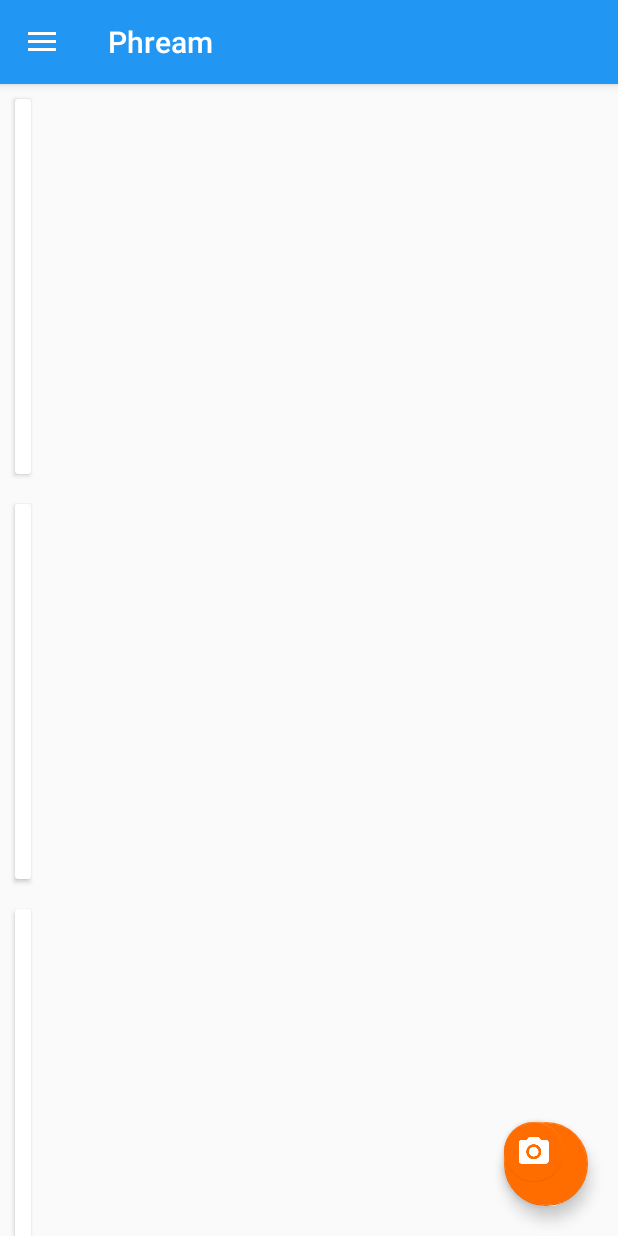
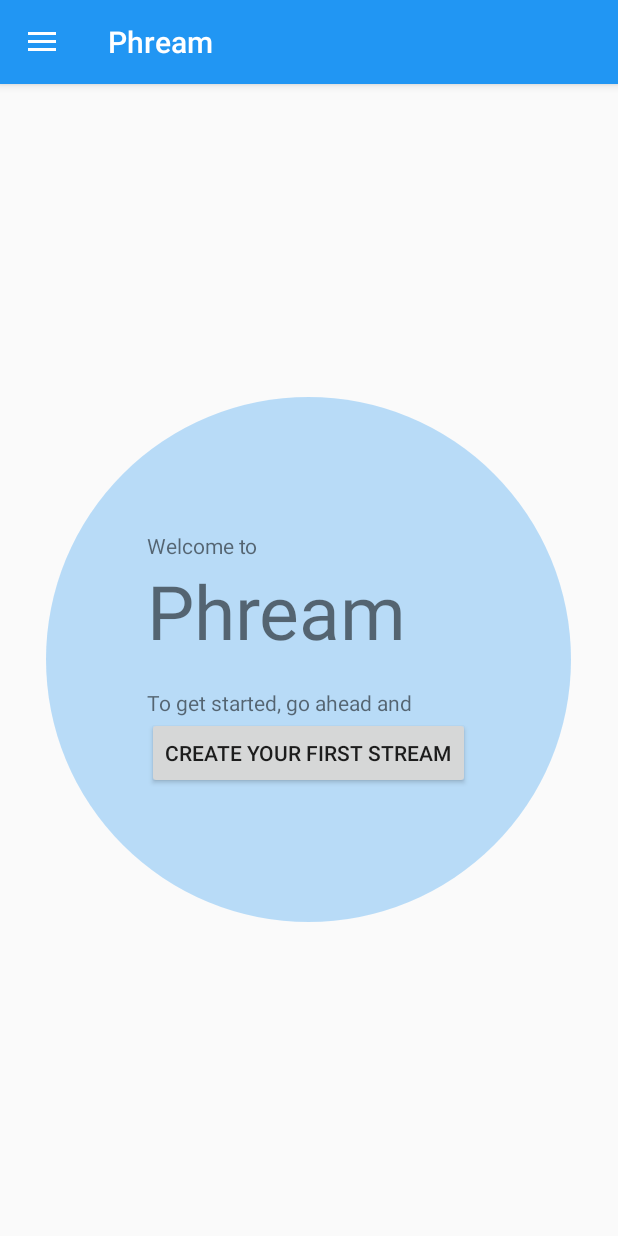
Before and after one commit to tobias93/Phream, an Android app: the screen it shows after launch (MainActivity), on a phone screen of 412 x 824 dp. Run offline under Robolectric (Android 15) with nearby library versions, the phone set to English and light mode, and no system bars; plain views replace FloatingActionMenu.

Commit message:
Added no-stream-view fragment

```diff
--- a/phream/app/src/main/java/com/example/phream/phream/MainActivity.java
+++ b/phream/app/src/main/java/com/example/phream/phream/MainActivity.java
@@ -24,7 +24,7 @@ import com.example.phream.phream.model.Stream;
 import com.example.phream.phream.model.StreamManager;
 import com.example.phream.phream.model.database.DBManager;
 
-public class MainActivity extends AppCompatActivity implements IStreamsCallback, StreamView.OnFragmentInteractionListener {
+public class MainActivity extends AppCompatActivity implements IStreamsCallback, StreamView.OnFragmentInteractionListener, NoStreamView.OnFragmentInteractionListener {
 
     // UI
     private DrawerLayout mDrawerLayout;
--- /dev/null
+++ b/phream/app/src/main/java/com/example/phream/phream/NoStreamView.java
@@ -0,0 +1,66 @@
+package com.example.phream.phream;
+
+import android.content.Context;
+import android.net.Uri;
+import android.os.Bundle;
+import android.support.v4.app.Fragment;
+import android.view.LayoutInflater;
+import android.view.View;
+import android.view.ViewGroup;
+
+
+/**
+ * A simple {@link Fragment} subclass.
+ * Activities that contain this fragment must implement the
+ * {@link NoStreamView.OnFragmentInteractionListener} interface
+ * to handle interaction events.
+ * Use the {@link NoStreamView#newInstance} factory method to
+ * create an instance of this fragment.
+ */
+public class NoStreamView extends Fragment {
+
+    private OnFragmentInteractionListener mListener;
+
+    //---- Lifecycle stuff -------------------------------------------------------------------------
+
+    public NoStreamView() {
+        // Required empty public constructor
+    }
+
+    @Override
+    public View onCreateView(LayoutInflater inflater, ViewGroup container,
+                             Bundle savedInstanceState) {
+        // Inflate the layout for this fragment
+        return inflater.inflate(R.layout.fragment_no_stream_view, container, false);
+    }
+
+    @Override
+    public void onAttach(Context context) {
+        super.onAttach(context);
+        if (context instanceof OnFragmentInteractionListener) {
+            mListener = (OnFragmentInteractionListener) context;
+        } else {
+            throw new RuntimeException(context.toString()
+                    + " must implement OnFragmentInteractionListener");
+        }
+    }
+
+    @Override
+    public void onDetach() {
+        super.onDetach();
+        mListener = null;
+    }
+
+    /**
+     * This interface must be implemented by activities that contain this
+     * fragment to allow an interaction in this fragment to be communicated
+     * to the activity and potentially other fragments contained in that
+     * activity.
+     * <p/>
+     * See the Android Training lesson <a href=
+     * "http://developer.android.com/training/basics/fragments/communicating.html"
+     * >Communicating with Other Fragments</a> for more information.
+     */
+    public interface OnFragmentInteractionListener {
+    }
+}
--- /dev/null
+++ b/phream/app/src/main/res/drawable/blue_bg_circle.xml
@@ -0,0 +1,4 @@
+<?xml version="1.0" encoding="utf-8"?>
+<shape xmlns:android="http://schemas.android.com/apk/res/android" android:shape="oval">
+    <solid android:color="@color/primary"/>
+</shape>
--- a/phream/app/src/main/res/layout/activity_main.xml
+++ b/phream/app/src/main/res/layout/activity_main.xml
@@ -5,7 +5,7 @@
     android:layout_width="match_parent"
     android:layout_height="match_parent">
 
-    <fragment android:name="com.example.phream.phream.StreamView"
+    <fragment android:name="com.example.phream.phream.NoStreamView"
         android:id="@+id/list"
         android:layout_width="match_parent"
         android:layout_height="match_parent"
--- /dev/null
+++ b/phream/app/src/main/res/layout/fragment_no_stream_view.xml
@@ -0,0 +1,42 @@
+<FrameLayout xmlns:android="http://schemas.android.com/apk/res/android"
+    xmlns:tools="http://schemas.android.com/tools"
+    android:layout_width="match_parent"
+    android:layout_height="match_parent"
+    tools:context="com.example.phream.phream.NoStreamView"
+    android:orientation="vertical"
+    android:gravity="center">
+
+    <ImageView
+        android:layout_width="350dp"
+        android:layout_height="350dp"
+        android:layout_gravity="center"
+        android:background="@drawable/blue_bg_circle"
+        android:alpha="0.3"
+        />
+
+    <LinearLayout
+        android:layout_width="wrap_content"
+        android:layout_height="wrap_content"
+        android:orientation="vertical"
+        android:layout_gravity="center">
+        <TextView
+            android:layout_width="wrap_content"
+            android:layout_height="wrap_content"
+            android:text="Welcome to"/>
+        <TextView
+            android:layout_width="wrap_content"
+            android:layout_height="wrap_content"
+            android:textSize="50sp"
+            android:text="Phream"/>
+
+        <TextView
+            android:layout_width="wrap_content"
+            android:layout_height="wrap_content"
+            android:layout_marginTop="18dp"
+            android:text="To get started, go ahead and" />
+        <Button
+            android:layout_width="wrap_content"
+            android:layout_height="wrap_content"
+            android:text="Create your first Stream"/>
+    </LinearLayout>
+</FrameLayout>
```
